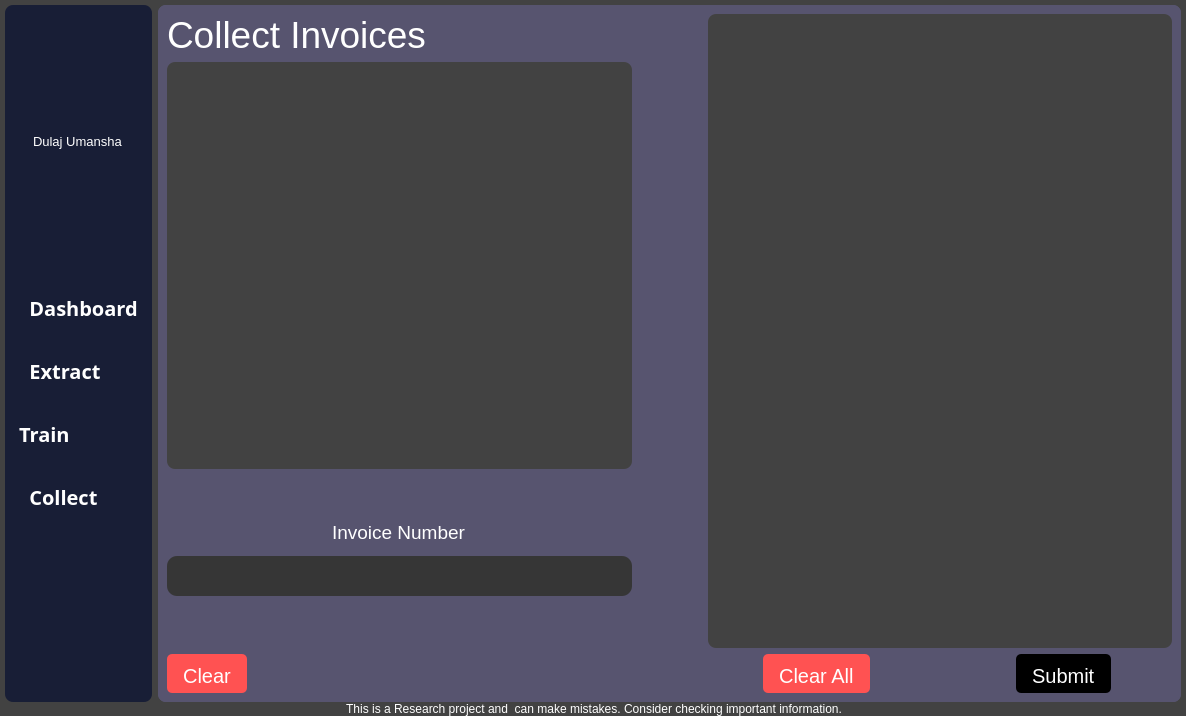
DulajUmansha/Invoice-Number-Mining, file __interface__/mainwindow.ui: the form before one commit.
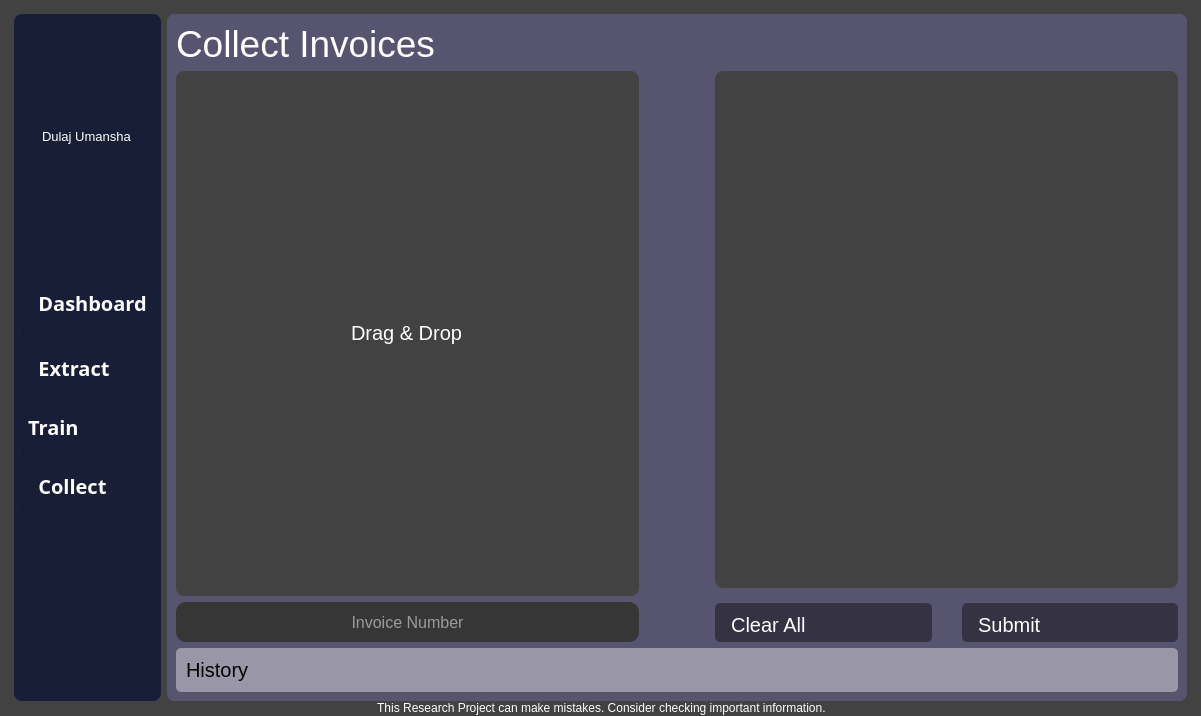
The form after the commit. The open tabs and pages were chosen to show the change. Icons and pictures are not drawn.

Diff of the .ui file:
```diff
--- a/__interface__/mainwindow.ui
+++ b/__interface__/mainwindow.ui
@@ -6,7 +6,7 @@
    <rect>
     <x>0</x>
     <y>0</y>
-    <width>1186</width>
+    <width>1201</width>
     <height>716</height>
    </rect>
   </property>
@@ -32,12 +32,6 @@
 	text-align:left;
 	color: rgb(255, 255, 255);
 }
-
-QPushButton:hover{
-	background-color: rgb(35, 35, 35);
-	color: rgb(255, 255, 255);
-}
-
 QLineEdit{
 	background-color: rgba(255, 255, 255, 255);
 	border-radius: 10px;
@@ -238,20 +232,8 @@
   </property>
   <widget class="QWidget" name="centralwidget">
    <layout class="QGridLayout" name="gridLayout">
-    <property name="leftMargin">
-     <number>0</number>
-    </property>
-    <property name="topMargin">
-     <number>0</number>
-    </property>
-    <property name="rightMargin">
-     <number>0</number>
-    </property>
     <property name="bottomMargin">
-     <number>0</number>
-    </property>
-    <property name="spacing">
-     <number>0</number>
+     <number>1</number>
     </property>
     <item row="0" column="0">
      <widget class="QFrame" name="frame_main">
@@ -280,7 +262,15 @@
        <item row="0" column="0">
         <widget class="QFrame" name="frame_left">
          <property name="styleSheet">
-          <string notr="true">background-color: rgb(24, 30, 54);</string>
+          <string notr="true">QFrame{
+	background-color: rgb(24, 30, 54);
+}
+QPushButton:hover{
+	background-color: rgba(138, 65, 254, 50);
+}
+QProgressBar{
+	background-color: rgb(24, 30, 54);
+}</string>
          </property>
          <property name="frameShape">
           <enum>QFrame::StyledPanel</enum>
@@ -289,34 +279,7 @@
           <enum>QFrame::Raised</enum>
          </property>
          <layout class="QGridLayout" name="gridLayout_3">
-          <property name="verticalSpacing">
-           <number>20</number>
-          </property>
-          <item row="5" column="0">
-           <widget class="QPushButton" name="btn_training">
-            <property name="font">
-             <font>
-              <family>Inter UI</family>
-              <pointsize>-1</pointsize>
-              <bold>true</bold>
-             </font>
-            </property>
-            <property name="text">
-             <string>Train</string>
-            </property>
-            <property name="icon">
-             <iconset resource="resource.qrc">
-              <normaloff>:/icon/resource/icon/train.png</normaloff>:/icon/resource/icon/train.png</iconset>
-            </property>
-            <property name="iconSize">
-             <size>
-              <width>60</width>
-              <height>60</height>
-             </size>
-            </property>
-           </widget>
-          </item>
-          <item row="0" column="0" alignment="Qt::AlignTop">
+          <item row="0" column="0" colspan="2">
            <widget class="QPushButton" name="btn_account">
             <property name="minimumSize">
              <size>
@@ -344,7 +307,7 @@
             </property>
            </widget>
           </item>
-          <item row="1" column="0" alignment="Qt::AlignHCenter">
+          <item row="1" column="0" colspan="2" alignment="Qt::AlignHCenter">
            <widget class="QLabel" name="label_3">
             <property name="font">
              <font>
@@ -356,7 +319,74 @@
             </property>
            </widget>
           </item>
-          <item row="4" column="0">
+          <item row="3" column="0" colspan="2">
+           <layout class="QVBoxLayout" name="verticalLayout_4">
+            <item>
+             <widget class="QPushButton" name="btn_dashboard">
+              <property name="font">
+               <font>
+                <family>Inter UI</family>
+                <pointsize>-1</pointsize>
+                <bold>true</bold>
+               </font>
+              </property>
+              <property name="text">
+               <string>  Dashboard</string>
+              </property>
+              <property name="icon">
+               <iconset resource="resource.qrc">
+                <normaloff>:/icon/resource/icon/dashboard.png</normaloff>:/icon/resource/icon/dashboard.png</iconset>
+              </property>
+              <property name="iconSize">
+               <size>
+                <width>30</width>
+                <height>30</height>
+               </size>
+              </property>
+              <property name="autoDefault">
+               <bool>false</bool>
+              </property>
+              <property name="default">
+               <bool>false</bool>
+              </property>
+              <property name="flat">
+               <bool>false</bool>
+              </property>
+             </widget>
+            </item>
+            <item>
+             <widget class="QProgressBar" name="progressBar_dashboard">
+              <property name="font">
+               <font>
+                <pointsize>1</pointsize>
+                <bold>false</bold>
+               </font>
+              </property>
+              <property name="autoFillBackground">
+               <bool>false</bool>
+              </property>
+              <property name="value">
+               <number>0</number>
+              </property>
+              <property name="textVisible">
+               <bool>false</bool>
+              </property>
+              <property name="orientation">
+               <enum>Qt::Horizontal</enum>
+              </property>
+              <property name="textDirection">
+               <enum>QProgressBar::TopToBottom</enum>
+              </property>
+             </widget>
+            </item>
+           </layout>
+          </item>
+          <item row="4" column="0" colspan="2">
+           <layout class="QVBoxLayout" name="verticalLayout_3">
+            <property name="spacing">
+             <number>0</number>
+            </property>
+            <item>
            <widget class="QPushButton" name="btn_extract">
             <property name="font">
              <font>
@@ -380,33 +410,95 @@
             </property>
            </widget>
           </item>
-          <item row="7" column="0">
-           <spacer name="verticalSpacer_2">
+            <item>
+             <widget class="QProgressBar" name="progressBar_extract">
+              <property name="font">
+               <font>
+                <pointsize>1</pointsize>
+                <bold>false</bold>
+               </font>
+              </property>
+              <property name="autoFillBackground">
+               <bool>false</bool>
+              </property>
+              <property name="value">
+               <number>0</number>
+              </property>
+              <property name="textVisible">
+               <bool>false</bool>
+              </property>
             <property name="orientation">
-             <enum>Qt::Vertical</enum>
-            </property>
-            <property name="sizeHint" stdset="0">
+               <enum>Qt::Horizontal</enum>
+              </property>
+              <property name="textDirection">
+               <enum>QProgressBar::TopToBottom</enum>
+              </property>
+             </widget>
+            </item>
+           </layout>
+          </item>
+          <item row="5" column="0" colspan="2">
+           <layout class="QVBoxLayout" name="verticalLayout_2">
+            <property name="spacing">
+             <number>0</number>
+            </property>
+            <item>
+             <widget class="QPushButton" name="btn_training">
+              <property name="font">
+               <font>
+                <family>Inter UI</family>
+                <pointsize>-1</pointsize>
+                <bold>true</bold>
+               </font>
+              </property>
+              <property name="text">
+               <string>Train</string>
+              </property>
+              <property name="icon">
+               <iconset resource="resource.qrc">
+                <normaloff>:/icon/resource/icon/train.png</normaloff>:/icon/resource/icon/train.png</iconset>
+              </property>
+              <property name="iconSize">
              <size>
-              <width>20</width>
-              <height>40</height>
-             </size>
-            </property>
-           </spacer>
-          </item>
-          <item row="2" column="0">
-           <spacer name="verticalSpacer">
+                <width>50</width>
+                <height>50</height>
+               </size>
+              </property>
+             </widget>
+            </item>
+            <item>
+             <widget class="QProgressBar" name="progressBar_train">
+              <property name="font">
+               <font>
+                <pointsize>1</pointsize>
+                <bold>false</bold>
+               </font>
+              </property>
+              <property name="autoFillBackground">
+               <bool>false</bool>
+              </property>
+              <property name="value">
+               <number>0</number>
+              </property>
+              <property name="textVisible">
+               <bool>false</bool>
+              </property>
             <property name="orientation">
-             <enum>Qt::Vertical</enum>
-            </property>
-            <property name="sizeHint" stdset="0">
-             <size>
-              <width>20</width>
-              <height>40</height>
-             </size>
-            </property>
-           </spacer>
-          </item>
-          <item row="6" column="0">
+               <enum>Qt::Horizontal</enum>
+              </property>
+              <property name="textDirection">
+               <enum>QProgressBar::TopToBottom</enum>
+              </property>
+             </widget>
+            </item>
+           </layout>
+          </item>
+          <item row="6" column="0" colspan="2">
+           <layout class="QVBoxLayout" name="verticalLayout">
+            <property name="spacing">
+             <number>0</number>
+            </property>
+            <item>
            <widget class="QPushButton" name="btn_collect">
             <property name="font">
              <font>
@@ -430,40 +522,34 @@
             </property>
            </widget>
           </item>
-          <item row="3" column="0">
-           <widget class="QPushButton" name="btn_dashboard">
+            <item>
+             <widget class="QProgressBar" name="progressBar_collcet">
             <property name="font">
              <font>
-              <family>Inter UI</family>
-              <pointsize>-1</pointsize>
-              <bold>true</bold>
-             </font>
-            </property>
-            <property name="text">
-             <string>  Dashboard</string>
-            </property>
-            <property name="icon">
-             <iconset resource="resource.qrc">
-              <normaloff>:/icon/resource/icon/dashboard.png</normaloff>:/icon/resource/icon/dashboard.png</iconset>
-            </property>
-            <property name="iconSize">
-             <size>
-              <width>30</width>
-              <height>30</height>
-             </size>
-            </property>
-            <property name="autoDefault">
+                <pointsize>1</pointsize>
+                <bold>false</bold>
+               </font>
+              </property>
+              <property name="autoFillBackground">
+               <bool>false</bool>
+              </property>
+              <property name="value">
+               <number>0</number>
+              </property>
+              <property name="textVisible">
              <bool>false</bool>
             </property>
-            <property name="default">
-             <bool>false</bool>
-            </property>
-            <property name="flat">
-             <bool>false</bool>
+              <property name="orientation">
+               <enum>Qt::Horizontal</enum>
+              </property>
+              <property name="textDirection">
+               <enum>QProgressBar::TopToBottom</enum>
             </property>
            </widget>
           </item>
-          <item row="8" column="0" alignment="Qt::AlignHCenter">
+           </layout>
+          </item>
+          <item row="8" column="0" colspan="2" alignment="Qt::AlignHCenter">
            <widget class="QPushButton" name="btn_setting">
             <property name="font">
              <font>
@@ -486,6 +572,32 @@
             </property>
            </widget>
           </item>
+          <item row="7" column="0" colspan="2">
+           <spacer name="verticalSpacer_2">
+            <property name="orientation">
+             <enum>Qt::Vertical</enum>
+            </property>
+            <property name="sizeHint" stdset="0">
+             <size>
+              <width>20</width>
+              <height>40</height>
+             </size>
+            </property>
+           </spacer>
+          </item>
+          <item row="2" column="0" colspan="2">
+           <spacer name="verticalSpacer">
+            <property name="orientation">
+             <enum>Qt::Vertical</enum>
+            </property>
+            <property name="sizeHint" stdset="0">
+             <size>
+              <width>20</width>
+              <height>40</height>
+             </size>
+            </property>
+           </spacer>
+          </item>
          </layout>
         </widget>
        </item>
@@ -528,7 +640,7 @@
           <item row="0" column="0" alignment="Qt::AlignHCenter">
            <widget class="QLabel" name="label">
             <property name="text">
-             <string> This is a Research project and  can make mistakes. Consider checking important information.</string>
+             <string> This Research Project can make mistakes. Consider checking important information.</string>
             </property>
            </widget>
           </item>
@@ -563,6 +675,9 @@
          <property name="frameShadow">
           <enum>QFrame::Raised</enum>
          </property>
+         <property name="currentIndex">
+          <number>3</number>
+         </property>
          <widget class="QWidget" name="page_dashboard">
           <layout class="QGridLayout" name="gridLayout_5">
            <item row="0" column="0">
@@ -967,62 +1082,13 @@
          <widget class="QWidget" name="page_extract"/>
          <widget class="QWidget" name="page_training"/>
          <widget class="QWidget" name="page_collect">
+          <property name="enabled">
+           <bool>true</bool>
+          </property>
+          <property name="styleSheet">
+           <string notr="true"/>
+          </property>
           <layout class="QGridLayout" name="gridLayout_15">
-           <item row="5" column="0">
-            <widget class="QLineEdit" name="lineEdit_invoNumber">
-             <property name="minimumSize">
-              <size>
-               <width>300</width>
-               <height>40</height>
-              </size>
-             </property>
-             <property name="font">
-              <font>
-               <pointsize>12</pointsize>
-              </font>
-             </property>
-             <property name="styleSheet">
-              <string notr="true">background-color: rgb(54, 54, 54);
-color: rgb(255, 255, 255);</string>
-             </property>
-             <property name="alignment">
-              <set>Qt::AlignCenter</set>
-             </property>
-            </widget>
-           </item>
-           <item row="2" column="0">
-            <spacer name="verticalSpacer_3">
-             <property name="orientation">
-              <enum>Qt::Vertical</enum>
-             </property>
-             <property name="sizeType">
-              <enum>QSizePolicy::Minimum</enum>
-             </property>
-             <property name="sizeHint" stdset="0">
-              <size>
-               <width>20</width>
-               <height>40</height>
-              </size>
-             </property>
-            </spacer>
-           </item>
-           <item row="1" column="1">
-            <widget class="QPushButton" name="invoDataCollectBtn">
-             <property name="text">
-              <string/>
-             </property>
-             <property name="icon">
-              <iconset resource="resource.qrc">
-               <normaloff>:/icon/resource/icon/right-arrow.png</normaloff>:/icon/resource/icon/right-arrow.png</iconset>
-             </property>
-             <property name="iconSize">
-              <size>
-               <width>50</width>
-               <height>50</height>
-              </size>
-             </property>
-            </widget>
-           </item>
            <item row="0" column="0">
             <widget class="QLabel" name="label_8">
              <property name="font">
@@ -1038,7 +1104,7 @@
            <item row="1" column="0">
             <widget class="QFrame" name="frame_image_preview">
              <property name="sizePolicy">
-              <sizepolicy hsizetype="Expanding" vsizetype="Expanding">
+              <sizepolicy hsizetype="MinimumExpanding" vsizetype="Expanding">
                <horstretch>0</horstretch>
                <verstretch>0</verstretch>
               </sizepolicy>
@@ -1052,59 +1118,84 @@
              <property name="frameShadow">
               <enum>QFrame::Raised</enum>
              </property>
-            </widget>
-           </item>
-           <item row="8" column="0" colspan="2" alignment="Qt::AlignLeft">
+             <layout class="QGridLayout" name="gridLayout_20">
+              <item row="1" column="0" alignment="Qt::AlignHCenter|Qt::AlignVCenter">
+               <widget class="QLabel" name="label_14">
+                <property name="font">
+                 <font>
+                  <pointsize>15</pointsize>
+                 </font>
+                </property>
+                <property name="text">
+                 <string>Drag &amp; Drop</string>
+                </property>
+               </widget>
+              </item>
+             </layout>
+            </widget>
+           </item>
+           <item row="1" column="1">
+            <layout class="QVBoxLayout" name="verticalLayout_5">
+             <property name="spacing">
+              <number>0</number>
+             </property>
+             <item>
+              <widget class="QPushButton" name="invoDataCollectBtn">
+               <property name="styleSheet">
+                <string notr="true">QPushButton:hover{
+	background-color: rgb(0, 0, 0);
+}</string>
+               </property>
+               <property name="text">
+                <string/>
+               </property>
+               <property name="icon">
+                <iconset resource="resource.qrc">
+                 <normaloff>:/icon/resource/icon/right-arrow.png</normaloff>:/icon/resource/icon/right-arrow.png</iconset>
+               </property>
+               <property name="iconSize">
+                <size>
+                 <width>50</width>
+                 <height>50</height>
+                </size>
+               </property>
+              </widget>
+             </item>
+             <item>
             <widget class="QPushButton" name="image_preview_clearBtn">
-             <property name="styleSheet">
-              <string notr="true">background-color: rgb(255, 82, 82);</string>
-             </property>
-             <property name="text">
-              <string>  Clear  </string>
-             </property>
-            </widget>
-           </item>
-           <item row="8" column="2">
-            <layout class="QHBoxLayout" name="horizontalLayout">
-             <property name="spacing">
-              <number>30</number>
-             </property>
-             <item alignment="Qt::AlignHCenter">
-              <widget class="QPushButton" name="image_preview_list_clearAllBtn">
+               <property name="font">
+                <font>
+                 <pointsize>-1</pointsize>
+                </font>
+               </property>
                <property name="styleSheet">
-                <string notr="true">background-color: rgb(255, 82, 82);</string>
-               </property>
-               <property name="text">
-                <string>  Clear All  </string>
-               </property>
-              </widget>
-             </item>
-             <item alignment="Qt::AlignHCenter">
-              <widget class="QPushButton" name="invoDataSubmitBtn">
-               <property name="styleSheet">
-                <string notr="true">QPushButton{
+                <string notr="true">QPushButton:hover{
 	background-color: rgb(0, 0, 0);
-}
-</string>
+}</string>
                </property>
                <property name="text">
-                <string>  Submit  </string>
+                <string/>
                </property>
                <property name="icon">
                 <iconset resource="resource.qrc">
-                 <normaloff>:/icon/resource/icon/submit.png</normaloff>:/icon/resource/icon/submit.png</iconset>
+                 <normaloff>:/icon/resource/icon/clear.png</normaloff>:/icon/resource/icon/clear.png</iconset>
                </property>
                <property name="iconSize">
                 <size>
-                 <width>30</width>
-                 <height>30</height>
+                 <width>50</width>
+                 <height>50</height>
                 </size>
                </property>
               </widget>
              </item>
             </layout>
            </item>
-           <item row="0" column="2" rowspan="8">
+           <item row="1" column="2" rowspan="2">
+            <layout class="QVBoxLayout" name="verticalLayout_7">
+             <property name="spacing">
+              <number>15</number>
+             </property>
+             <item>
             <widget class="QListWidget" name="listWidget__image_preview">
              <property name="sizePolicy">
               <sizepolicy hsizetype="MinimumExpanding" vsizetype="Expanding">
@@ -1130,7 +1221,7 @@
               <number>10</number>
              </property>
              <property name="dragDropMode">
-              <enum>QAbstractItemView::NoDragDrop</enum>
+                <enum>QAbstractItemView::DragDrop</enum>
              </property>
              <property name="selectionBehavior">
               <enum>QAbstractItemView::SelectRows</enum>
@@ -1155,32 +1246,142 @@
              </property>
             </widget>
            </item>
-           <item row="7" column="0">
-            <spacer name="verticalSpacer_4">
-             <property name="orientation">
-              <enum>Qt::Vertical</enum>
-             </property>
-             <property name="sizeType">
-              <enum>QSizePolicy::Minimum</enum>
-             </property>
-             <property name="sizeHint" stdset="0">
+             <item>
+              <layout class="QHBoxLayout" name="horizontalLayout">
+               <property name="spacing">
+                <number>30</number>
+               </property>
+               <item>
+                <widget class="QPushButton" name="image_preview_list_clearAllBtn">
+                 <property name="layoutDirection">
+                  <enum>Qt::RightToLeft</enum>
+                 </property>
+                 <property name="styleSheet">
+                  <string notr="true">QPushButton{
+	background-color: rgba(0, 0, 0, 100);
+}
+
+QPushButton:hover{
+	background-color: rgb(0, 0, 0);
+}</string>
+                 </property>
+                 <property name="text">
+                  <string>  Clear All  </string>
+                 </property>
+                 <property name="icon">
+                  <iconset resource="resource.qrc">
+                   <normaloff>:/icon/resource/icon/delete.png</normaloff>:/icon/resource/icon/delete.png</iconset>
+                 </property>
+                 <property name="iconSize">
               <size>
-               <width>20</width>
+                   <width>30</width>
+                   <height>30</height>
+                  </size>
+                 </property>
+                </widget>
+               </item>
+               <item>
+                <widget class="QPushButton" name="invoDataSubmitBtn">
+                 <property name="layoutDirection">
+                  <enum>Qt::RightToLeft</enum>
+                 </property>
+                 <property name="styleSheet">
+                  <string notr="true">QPushButton{
+	background-color: rgba(0, 0, 0, 100);
+}
+
+QPushButton:hover{
+	background-color: rgb(0, 0, 0);
+}</string>
+                 </property>
+                 <property name="text">
+                  <string>  Submit  </string>
+                 </property>
+                 <property name="icon">
+                  <iconset resource="resource.qrc">
+                   <normaloff>:/icon/resource/icon/submit.png</normaloff>:/icon/resource/icon/submit.png</iconset>
+                 </property>
+                 <property name="iconSize">
+                  <size>
+                   <width>30</width>
+                   <height>30</height>
+                  </size>
+                 </property>
+                </widget>
+               </item>
+              </layout>
+             </item>
+            </layout>
+           </item>
+           <item row="2" column="0">
+            <widget class="QLineEdit" name="lineEdit_invoNumber">
+             <property name="minimumSize">
+              <size>
+               <width>300</width>
                <height>40</height>
               </size>
              </property>
-            </spacer>
-           </item>
-           <item row="3" column="0" alignment="Qt::AlignHCenter">
-            <widget class="QLabel" name="label_11">
              <property name="font">
               <font>
-               <pointsize>14</pointsize>
+               <pointsize>12</pointsize>
               </font>
              </property>
-             <property name="text">
+             <property name="styleSheet">
+              <string notr="true">background-color: rgb(54, 54, 54);
+color: rgb(255, 255, 255);</string>
+             </property>
+             <property name="alignment">
+              <set>Qt::AlignCenter</set>
+             </property>
+             <property name="placeholderText">
               <string>Invoice Number</string>
              </property>
+             <property name="clearButtonEnabled">
+              <bool>true</bool>
+             </property>
+            </widget>
+           </item>
+           <item row="3" column="0" colspan="3">
+            <widget class="QPushButton" name="ocr_history_btn">
+             <property name="font">
+              <font>
+               <pointsize>-1</pointsize>
+              </font>
+             </property>
+             <property name="layoutDirection">
+              <enum>Qt::RightToLeft</enum>
+             </property>
+             <property name="styleSheet">
+              <string notr="true">QPushButton{
+	padding:10px 10px 10px 10px;
+	color: rgb(0, 0, 0);
+	background-color: rgba(255, 255, 255, 100);
+}
+
+QPushButton:hover{
+	
+	background-color: rgba(255, 255, 255, 200);
+}</string>
+             </property>
+             <property name="text">
+              <string>History</string>
+             </property>
+             <property name="icon">
+              <iconset resource="resource.qrc">
+               <normaloff>:/icon/resource/icon/chevron-right.svg</normaloff>:/icon/resource/icon/chevron-right.svg</iconset>
+             </property>
+             <property name="iconSize">
+              <size>
+               <width>30</width>
+               <height>30</height>
+              </size>
+             </property>
+             <property name="autoDefault">
+              <bool>false</bool>
+             </property>
+             <property name="default">
+              <bool>false</bool>
+             </property>
             </widget>
            </item>
           </layout>
```
Left out of the diff: 44 changed lines with no effect on the pictures. Lines whose indentation alone changed are shown as unchanged.
